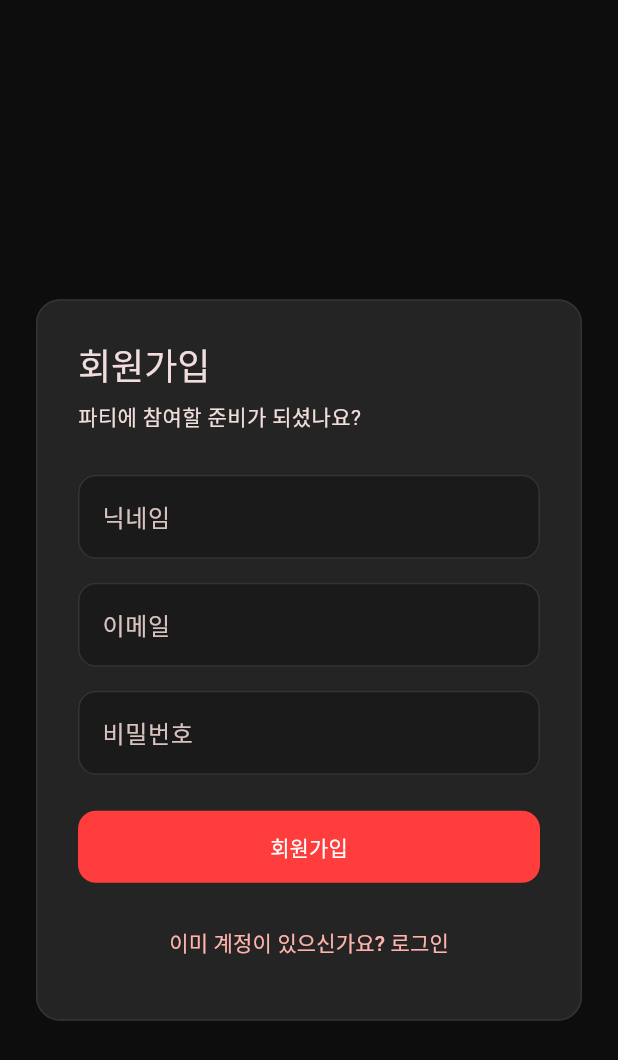
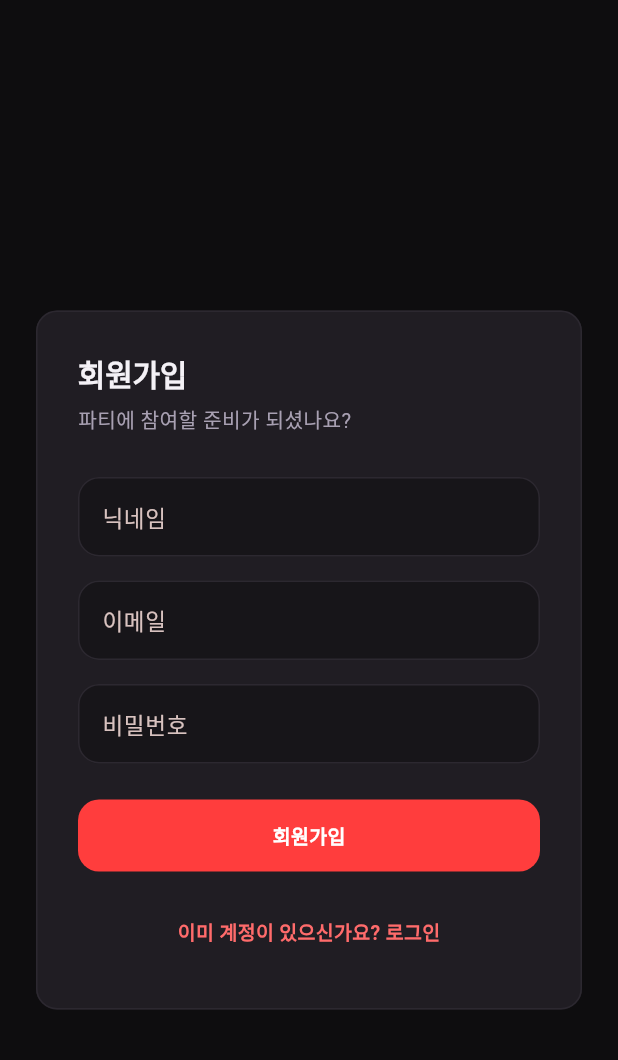
Before and after one commit to john097elon/hell-setlog, a Flutter app: the screen it shows after launch, after a tap on an icon or button, on a phone screen of 412 x 824 dp. Shown: the top 1060 px of the screen. Run offline on Flutter 3.47's test engine with Material 3 defaults, Android fonts, the phone set to English and light mode, and no system bars; our stand-ins replace drift, fl_chart, flutter_riverpod, go_router, riverpod_annotation; accounts and stored records are empty; generated files the repository leaves out were written again.

Commit message:
style(theme): 디자인 시스템 업그레이드 — 토큰·타이포·컴포넌트 테마
3레이어 색 토큰(primitive→semantic, 따뜻한 저채도 중립), 간격/반경 스케일,
타이포그래피 스케일(위계·자간·tabular figures), 컴포넌트 테마(appbar/card/input/
버튼/segmented/snackbar/dialog/bottomsheet/navbar). ui-ux-pro-max design-system 적용.
analyze 0, test 55 passed.

Co-Authored-By: Claude Opus 4.8 <noreply@anthropic.com>
Claude-Session: https://claude.ai/code/session_01PYwbMK2oF2GpiQqh5WyNzh
Co-authored-by: multica-agent <github@multica.ai>

```diff
--- a/lib/core/theme/app_theme.dart
+++ b/lib/core/theme/app_theme.dart
@@ -1,69 +1,194 @@
 import 'package:flutter/material.dart';
 
-/// 헬셋로그 목업에서 사용하는 색상 토큰이다.
+/// 헬셋로그 색상 토큰(primitive + semantic).
+///
+/// 중립색은 순수 회색 대신 브랜드(레드) 쪽으로 아주 살짝 치우쳐 "선택된" 느낌을 준다.
 abstract final class AppColors {
-  /// 앱의 가장 어두운 배경색이다.
-  static const background = Color(0xFF0D0D0D);
+  // ── Primitive: 중립(따뜻한 저채도) ──
+  static const _n0 = Color(0xFF0E0D0F); // 가장 어두운 배경
+  static const _n1 = Color(0xFF171519); // 살짝 올라온 표면
+  static const _n2 = Color(0xFF201D23); // 카드
+  static const _n3 = Color(0xFF2C2830); // 경계/구분선
+  static const _n4 = Color(0xFF3A353F); // 강한 경계
 
-  /// 카드보다 어두운 표면색이다.
-  static const mutedSurface = Color(0xFF1A1A1A);
+  // ── Primitive: 브랜드 레드 램프 ──
+  static const _red = Color(0xFFFF3D3D);
+  static const _redBright = Color(0xFFFF6B6B);
+  static const _redDim = Color(0xFFD62F2F);
 
-  /// 카드 표면색이다.
-  static const surface = Color(0xFF242424);
+  // ── Primitive: 시맨틱 상태색(액센트와 분리) ──
+  static const _green = Color(0xFF46C46A); // 성공/PR/증가
+  static const _amber = Color(0xFFF5B23C); // 경고/주의
 
-  /// 주요 행동을 강조하는 브랜드 색상이다.
-  static const brand = Color(0xFFFF3D3D);
+  // ── Semantic (화면에서 이 이름들을 쓴다) ──
+  /// 앱 최하단 배경.
+  static const background = _n0;
 
-  /// 강조 영역의 보조 색상이다.
-  static const brandLight = Color(0xFFFF6B6B);
+  /// 카드보다 어두운 표면(입력/보조).
+  static const mutedSurface = _n1;
 
-  /// 보조 텍스트 색상이다.
-  static const mutedText = Color(0xFFA0A0A0);
+  /// 카드 표면.
+  static const surface = _n2;
 
-  /// 어두운 표면의 경계선 색상이다.
-  static const border = Color(0xFF333333);
+  /// 경계선.
+  static const border = _n3;
+
+  /// 강조 경계선.
+  static const borderStrong = _n4;
+
+  /// 주요 브랜드 색.
+  static const brand = _red;
+
+  /// 밝은 브랜드(호버/보조 강조).
+  static const brandLight = _redBright;
+
+  /// 눌린/진한 브랜드.
+  static const brandDim = _redDim;
+
+  /// 본문 주 텍스트.
+  static const text = Color(0xFFF4F1F6);
+
+  /// 보조 텍스트.
+  static const mutedText = Color(0xFFA8A0B2);
+
+  /// 흐린 텍스트/라벨.
+  static const faintText = Color(0xFF6F6878);
+
+  /// 성공/PR/증가.
+  static const success = _green;
+
+  /// 경고/주의.
+  static const warning = _amber;
+}
+
+/// 간격 스케일(4의 배수). 매직넘버 대신 사용.
+abstract final class AppSpacing {
+  static const xs = 4.0;
+  static const sm = 8.0;
+  static const md = 12.0;
+  static const lg = 16.0;
+  static const xl = 24.0;
+  static const xxl = 32.0;
+}
+
+/// 반경 스케일.
+abstract final class AppRadius {
+  static const sm = 10.0;
+  static const md = 14.0;
+  static const lg = 20.0;
+}
+
+/// 숫자 정렬용 tabular figures 스타일(세트/무게/통계 등에 사용).
+const List<FontFeature> kTabularFigures = <FontFeature>[
+  FontFeature.tabularFigures(),
+];
+
+/// 헬셋로그 타이포그래피 스케일.
+///
+/// 웹폰트 없이 시스템 폰트 + 굵기·자간·크기로 위계를 만든다.
+TextTheme _buildTextTheme() {
+  const c = AppColors.text;
+  return const TextTheme(
+    displaySmall: TextStyle(
+      fontSize: 30,
+      fontWeight: FontWeight.w800,
+      letterSpacing: -0.5,
+      height: 1.1,
+      color: c,
+    ),
+    headlineMedium: TextStyle(
+      fontSize: 24,
+      fontWeight: FontWeight.w800,
+      letterSpacing: -0.4,
+      color: c,
+    ),
+    headlineSmall: TextStyle(
+      fontSize: 20,
+      fontWeight: FontWeight.w700,
+      letterSpacing: -0.2,
+      color: c,
+    ),
+    titleLarge: TextStyle(
+      fontSize: 18,
+      fontWeight: FontWeight.w700,
+      letterSpacing: -0.2,
+      color: c,
+    ),
+    titleMedium: TextStyle(
+      fontSize: 15,
+      fontWeight: FontWeight.w600,
+      color: c,
+    ),
+    bodyLarge: TextStyle(fontSize: 15, height: 1.4, color: c),
+    bodyMedium: TextStyle(fontSize: 13.5, height: 1.4, color: AppColors.mutedText),
+    labelLarge: TextStyle(
+      fontSize: 13,
+      fontWeight: FontWeight.w700,
+      letterSpacing: 0.2,
+      color: c,
+    ),
+    labelSmall: TextStyle(
+      fontSize: 11,
+      fontWeight: FontWeight.w600,
+      letterSpacing: 0.6,
+      color: AppColors.faintText,
+    ),
+  );
 }
 
 /// 헬셋로그의 다크 테마를 생성한다.
 ThemeData buildAppTheme() {
-  final ColorScheme colorScheme = ColorScheme.fromSeed(
-    seedColor: AppColors.brand,
-    brightness: Brightness.dark,
-    surface: AppColors.surface,
-  );
+  final ColorScheme colorScheme =
+      ColorScheme.fromSeed(
+        seedColor: AppColors.brand,
+        brightness: Brightness.dark,
+      ).copyWith(
+        surface: AppColors.surface,
+        onSurface: AppColors.text,
+        primary: AppColors.brand,
+        onPrimary: Colors.white,
+        outline: AppColors.border,
+        secondary: AppColors.brandLight,
+      );
+
+  final TextTheme textTheme = _buildTextTheme();
 
   return ThemeData(
     brightness: Brightness.dark,
     colorScheme: colorScheme,
     scaffoldBackgroundColor: AppColors.background,
     useMaterial3: true,
-    appBarTheme: const AppBarTheme(
+    textTheme: textTheme,
+    appBarTheme: AppBarTheme(
       backgroundColor: AppColors.background,
       surfaceTintColor: Colors.transparent,
       elevation: 0,
+      centerTitle: false,
+      titleTextStyle: textTheme.titleLarge,
     ),
     cardTheme: const CardThemeData(
       color: AppColors.surface,
       elevation: 0,
       margin: EdgeInsets.zero,
       shape: RoundedRectangleBorder(
-        borderRadius: BorderRadius.all(Radius.circular(16)),
+        borderRadius: BorderRadius.all(Radius.circular(AppRadius.md)),
         side: BorderSide(color: AppColors.border),
       ),
     ),
     inputDecorationTheme: const InputDecorationTheme(
       filled: true,
       fillColor: AppColors.mutedSurface,
+      hintStyle: TextStyle(color: AppColors.faintText),
       border: OutlineInputBorder(
-        borderRadius: BorderRadius.all(Radius.circular(12)),
+        borderRadius: BorderRadius.all(Radius.circular(AppRadius.md)),
         borderSide: BorderSide(color: AppColors.border),
       ),
       enabledBorder: OutlineInputBorder(
-        borderRadius: BorderRadius.all(Radius.circular(12)),
+        borderRadius: BorderRadius.all(Radius.circular(AppRadius.md)),
         borderSide: BorderSide(color: AppColors.border),
       ),
       focusedBorder: OutlineInputBorder(
-        borderRadius: BorderRadius.all(Radius.circular(12)),
+        borderRadius: BorderRadius.all(Radius.circular(AppRadius.md)),
         borderSide: BorderSide(color: AppColors.brand, width: 2),
       ),
     ),
@@ -71,16 +196,78 @@ ThemeData buildAppTheme() {
       style: FilledButton.styleFrom(
         backgroundColor: AppColors.brand,
         foregroundColor: Colors.white,
+        disabledBackgroundColor: AppColors.border,
         minimumSize: const Size.fromHeight(48),
+        textStyle: textTheme.labelLarge,
         shape: const RoundedRectangleBorder(
-          borderRadius: BorderRadius.all(Radius.circular(12)),
+          borderRadius: BorderRadius.all(Radius.circular(AppRadius.md)),
         ),
       ),
     ),
-    navigationBarTheme: const NavigationBarThemeData(
+    outlinedButtonTheme: OutlinedButtonThemeData(
+      style: OutlinedButton.styleFrom(
+        foregroundColor: AppColors.text,
+        side: const BorderSide(color: AppColors.border),
+        textStyle: textTheme.labelLarge,
+        shape: const RoundedRectangleBorder(
+          borderRadius: BorderRadius.all(Radius.circular(AppRadius.md)),
+        ),
+      ),
+    ),
+    textButtonTheme: TextButtonThemeData(
+      style: TextButton.styleFrom(
+        foregroundColor: AppColors.brandLight,
+        textStyle: textTheme.labelLarge,
+      ),
+    ),
+    segmentedButtonTheme: SegmentedButtonThemeData(
+      style: ButtonStyle(
+        backgroundColor: WidgetStateProperty.resolveWith(
+          (states) => states.contains(WidgetState.selected)
+              ? AppColors.brand.withValues(alpha: 0.16)
+              : Colors.transparent,
+        ),
+        foregroundColor: WidgetStateProperty.resolveWith(
+          (states) => states.contains(WidgetState.selected)
+              ? AppColors.brandLight
+              : AppColors.mutedText,
+        ),
+        side: const WidgetStatePropertyAll(
+          BorderSide(color: AppColors.border),
+        ),
+      ),
+    ),
+    snackBarTheme: const SnackBarThemeData(
+      backgroundColor: AppColors.surface,
+      contentTextStyle: TextStyle(color: AppColors.text),
+      actionTextColor: AppColors.brandLight,
+      behavior: SnackBarBehavior.floating,
+      shape: RoundedRectangleBorder(
+        borderRadius: BorderRadius.all(Radius.circular(AppRadius.md)),
+      ),
+    ),
+    dialogTheme: const DialogThemeData(
+      backgroundColor: AppColors.surface,
+      surfaceTintColor: Colors.transparent,
+      shape: RoundedRectangleBorder(
+        borderRadius: BorderRadius.all(Radius.circular(AppRadius.lg)),
+      ),
+    ),
+    bottomSheetTheme: const BottomSheetThemeData(
+      backgroundColor: AppColors.surface,
+      surfaceTintColor: Colors.transparent,
+      shape: RoundedRectangleBorder(
+        borderRadius: BorderRadius.vertical(top: Radius.circular(AppRadius.lg)),
+      ),
+    ),
+    navigationBarTheme: NavigationBarThemeData(
       backgroundColor: AppColors.mutedSurface,
-      indicatorColor: Color(0x33FF3D3D),
-      labelTextStyle: WidgetStatePropertyAll(TextStyle(fontSize: 12)),
+      surfaceTintColor: Colors.transparent,
+      indicatorColor: AppColors.brand.withValues(alpha: 0.20),
+      elevation: 0,
+      labelTextStyle: WidgetStatePropertyAll(
+        textTheme.labelSmall?.copyWith(letterSpacing: 0.3),
+      ),
     ),
   );
 }
```
